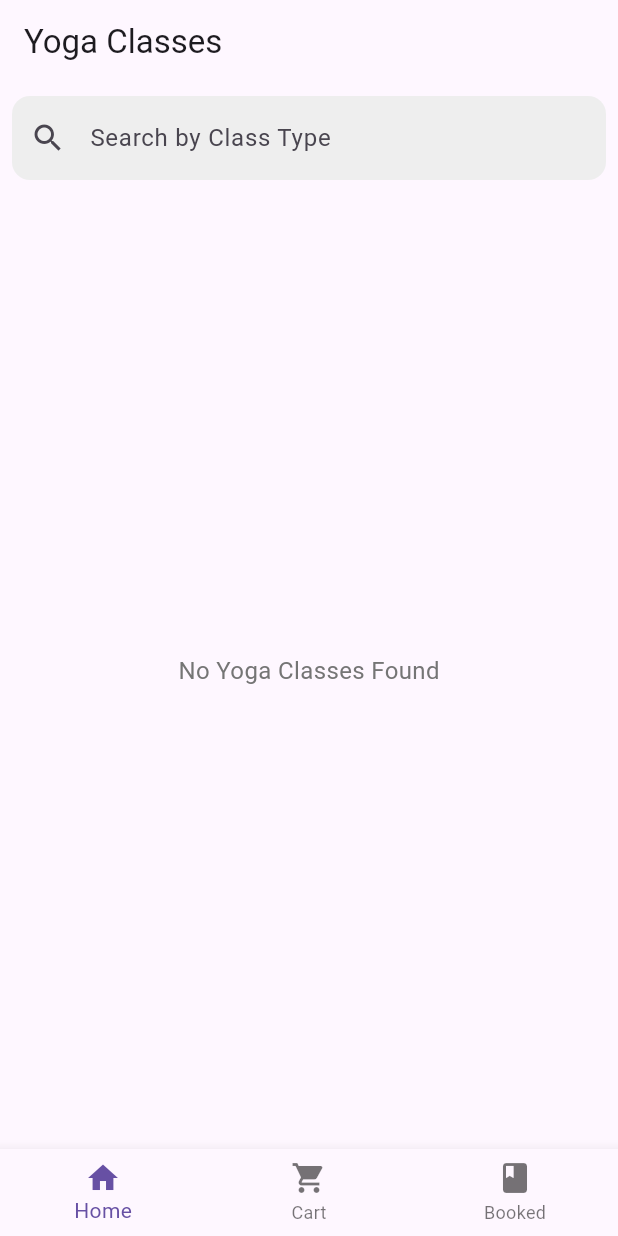
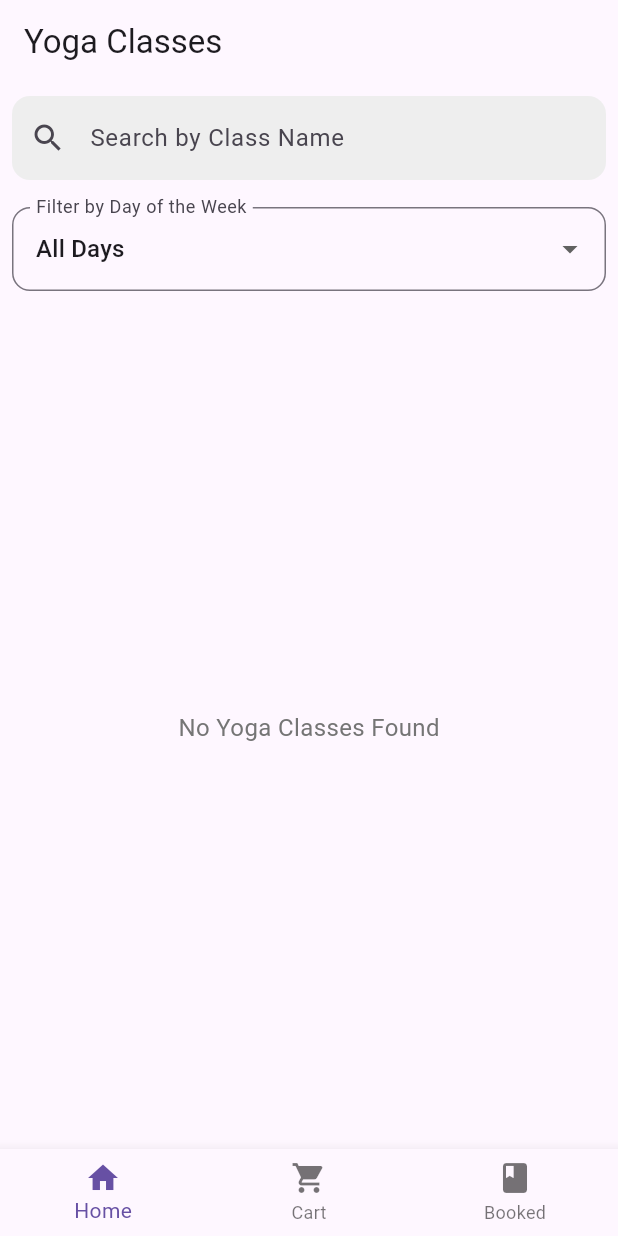
Before and after one commit to ThihaThantSin777/yoga-customer, a Flutter app: the screen it shows after launch, on a phone screen of 412 x 824 dp. Run offline on Flutter 3.47's test engine with Material 3 defaults, Android fonts, the light colour scheme and no system bars; our stand-ins replace cloud_firestore, firebase_core, lottie; accounts and stored records are empty.

Commit message:
adjust searching logic

```diff
--- a/lib/pages/booked_page.dart
+++ b/lib/pages/booked_page.dart
@@ -88,7 +88,7 @@ class BookedPage extends StatelessWidget {
                                 const Icon(Icons.sports, size: 16, color: Colors.blue),
                                 const SizedBox(width: 8),
                                 Text(
-                                  cls.typeOfClass,
+                                  cls.typeOfClass.replaceAll("_", " "),
                                   style: const TextStyle(fontSize: 14),
                                 ),
                               ],
--- a/lib/pages/home_page.dart
+++ b/lib/pages/home_page.dart
@@ -13,18 +13,21 @@ class HomePage extends StatefulWidget {
 class _HomePageState extends State<HomePage> {
   final TextEditingController _searchController = TextEditingController();
   String _searchQuery = '';
+  String? _selectedDayOfWeek;
+
+  final List<String> _daysOfWeek = ['Monday', 'Tuesday', 'Wednesday', 'Thursday', 'Friday', 'Saturday', 'Sunday'];
 
   @override
   Widget build(BuildContext context) {
     final yogaProvider = Provider.of<YogaProvider>(context);
 
-    final filteredClasses = _searchQuery.isEmpty
-        ? yogaProvider.classes
-        : yogaProvider.classes.where((yogaClass) {
-            return yogaClass.typeOfClass.toLowerCase().contains(_searchQuery.toLowerCase()) || // Search by typeOfClass
-                yogaClass.dayOfWeek.toLowerCase().contains(_searchQuery.toLowerCase()) || // Search by dayOfWeek
-                yogaClass.time.toLowerCase().contains(_searchQuery.toLowerCase()); // Search by time
-          }).toList();
+    final filteredClasses = yogaProvider.classes.where((yogaClass) {
+      final matchesSearchQuery = yogaClass.typeOfClass.toLowerCase().contains(_searchQuery.toLowerCase()) ||
+          yogaClass.time.toLowerCase().contains(_searchQuery.toLowerCase());
+      final matchesDayOfWeek = _selectedDayOfWeek == null || yogaClass.dayOfWeek.toLowerCase() == _selectedDayOfWeek?.toLowerCase();
+
+      return matchesSearchQuery && matchesDayOfWeek;
+    }).toList();
 
     return Scaffold(
       appBar: AppBar(
@@ -32,12 +35,13 @@ class _HomePageState extends State<HomePage> {
       ),
       body: Column(
         children: [
+          // Search by Class Type
           Padding(
             padding: const EdgeInsets.all(8.0),
             child: TextField(
               controller: _searchController,
               decoration: InputDecoration(
-                hintText: 'Search by Class Type',
+                hintText: 'Search by Class Name',
                 prefixIcon: const Icon(Icons.search),
                 filled: true,
                 fillColor: Colors.grey[200],
@@ -53,6 +57,45 @@ class _HomePageState extends State<HomePage> {
               },
             ),
           ),
+
+          const SizedBox(
+            height: 10,
+          ),
+
+          // Dropdown for Day of the Week
+          Padding(
+            padding: const EdgeInsets.symmetric(horizontal: 8.0),
+            child: DropdownButtonFormField<String>(
+              decoration: InputDecoration(
+                labelText: 'Filter by Day of the Week',
+                border: OutlineInputBorder(
+                  borderRadius: BorderRadius.circular(12),
+                ),
+              ),
+              value: _selectedDayOfWeek,
+              items: [
+                const DropdownMenuItem(
+                  value: null,
+                  child: Text('All Days'),
+                ),
+                ..._daysOfWeek.map(
+                  (day) => DropdownMenuItem(
+                    value: day,
+                    child: Text(day),
+                  ),
+                ),
+              ],
+              onChanged: (value) {
+                setState(() {
+                  _selectedDayOfWeek = value;
+                });
+              },
+            ),
+          ),
+          const SizedBox(
+            height: 10,
+          ),
+          // Display Filtered Classes
           Expanded(
             child: filteredClasses.isEmpty
                 ? Center(
@@ -67,10 +110,13 @@ class _HomePageState extends State<HomePage> {
                       final yogaClass = filteredClasses[index];
                       return InkWell(
                         onTap: () {
-                          Navigator.of(context).push(MaterialPageRoute(
+                          Navigator.of(context).push(
+                            MaterialPageRoute(
                               builder: (_) => CourseDetailsPage(
-                                    course: yogaClass,
-                                  )));
+                                course: yogaClass,
+                              ),
+                            ),
+                          );
                         },
                         child: Padding(
                           padding: const EdgeInsets.symmetric(horizontal: 8, vertical: 4),
@@ -88,7 +134,7 @@ class _HomePageState extends State<HomePage> {
                                     mainAxisAlignment: MainAxisAlignment.spaceBetween,
                                     children: [
                                       Text(
-                                        yogaClass.typeOfClass,
+                                        yogaClass.typeOfClass.replaceAll("_", " "),
                                         style: const TextStyle(
                                           fontSize: 18,
                                           fontWeight: FontWeight.bold,
```
